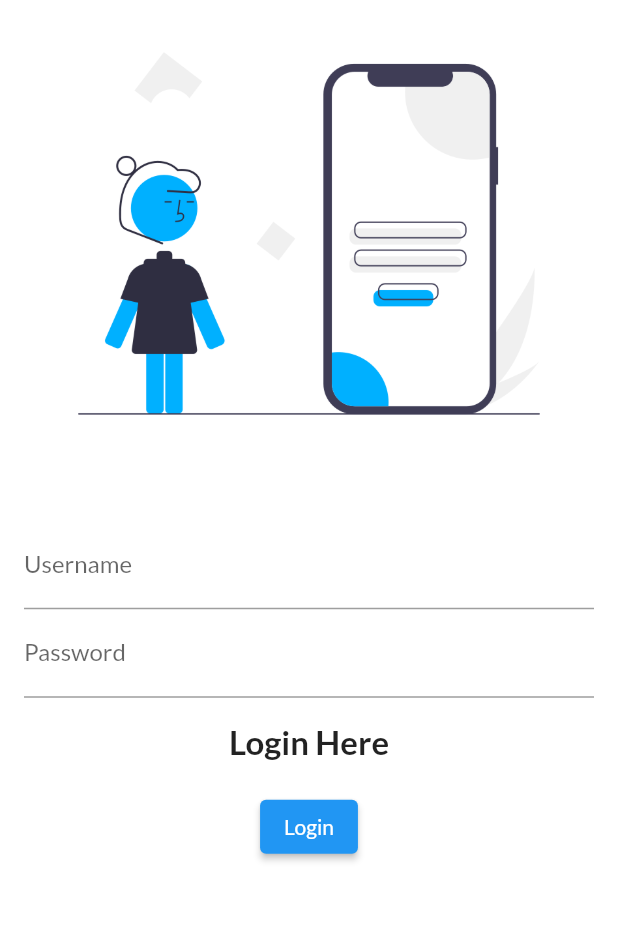
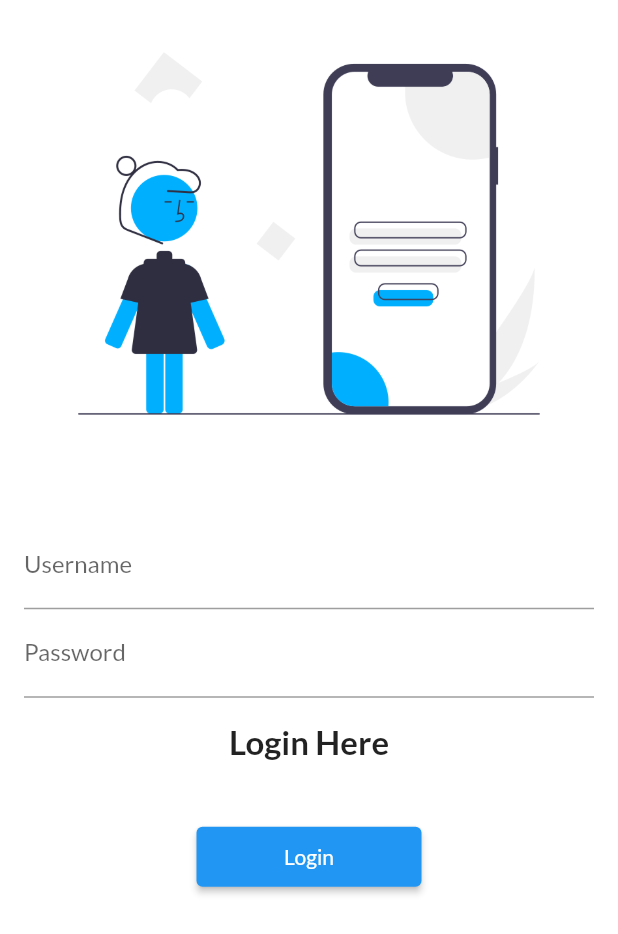
Before and after one commit to arinyadav/Apple-i-App, a Flutter app: the screen it shows after launch, on a phone screen of 412 x 824 dp. Shown: the top 934 px of the screen. Run offline on Flutter 3.47's test engine with Material 2 defaults, Android fonts, the phone set to English and light mode, and no system bars; our stand-ins replace google_fonts.

Commit message:
minor change

```diff
--- a/lib/main.dart
+++ b/lib/main.dart
@@ -1,5 +1,6 @@
 import 'package:flutter/material.dart';
 import 'package:flutter_application_demo/pages/login_page.dart';
+import 'package:flutter_application_demo/utils/routes.dart';
 import 'package:google_fonts/google_fonts.dart';
 import 'pages/home_page.dart';
 
@@ -15,13 +16,15 @@ class MyApp extends StatelessWidget {
   @override
   Widget build(BuildContext context) {
     return MaterialApp(
+      debugShowCheckedModeBanner: false,
      themeMode: ThemeMode.light,
      theme: ThemeData(
       fontFamily: GoogleFonts.lato().fontFamily
      ),
     routes: {          //for displaying the pages
       "/":(context) => LoginPage(),
-      "/home":(context) => HomePage(),
+      MyRoutes.homeRoute:(context) => HomePage(),
+      MyRoutes.loginRoute:(context) => LoginPage()
     } ,
     );
   }
--- a/lib/pages/login_page.dart
+++ b/lib/pages/login_page.dart
@@ -1,13 +1,18 @@
 import 'package:flutter/material.dart';
+import 'package:flutter_application_demo/utils/routes.dart';
 
 class LoginPage extends StatelessWidget {
   @override
   Widget build(BuildContext context) {
     return Material(
         color: Colors.white, // background color
+        child: SingleChildScrollView(
           child: Column(
             children: [
-            Image.asset("assets/images/login_page.png", fit: BoxFit.cover),
+              Image.asset(
+                "assets/images/login_page.png",
+                fit: BoxFit.cover,
+              ),
               const SizedBox(
                 height: 20.0,
               ),
@@ -39,16 +44,20 @@ class LoginPage extends StatelessWidget {
                 ),
               ),
               const SizedBox(
-              height: 20.0,
+                height: 40.0,
               ),
               ElevatedButton(
                 onPressed: () {
-                print("HI BRO");
+                  Navigator.pushNamed(
+                      context,
+                      MyRoutes
+                          .homeRoute); //from one screen to other push aage jao and pop peeche jao
                 },
                 child: Text("Login"),
-              style: TextButton.styleFrom(),
+                style: TextButton.styleFrom(minimumSize: const Size(150, 40)),
               )
             ],
+          ),
         ));
   }
 }
--- /dev/null
+++ b/lib/utils/routes.dart
@@ -0,0 +1,4 @@
+class MyRoutes {
+  static String loginRoute = "/login";
+  static String homeRoute = "/home";
+}
```
Lines whose indentation alone changed are shown as unchanged.
